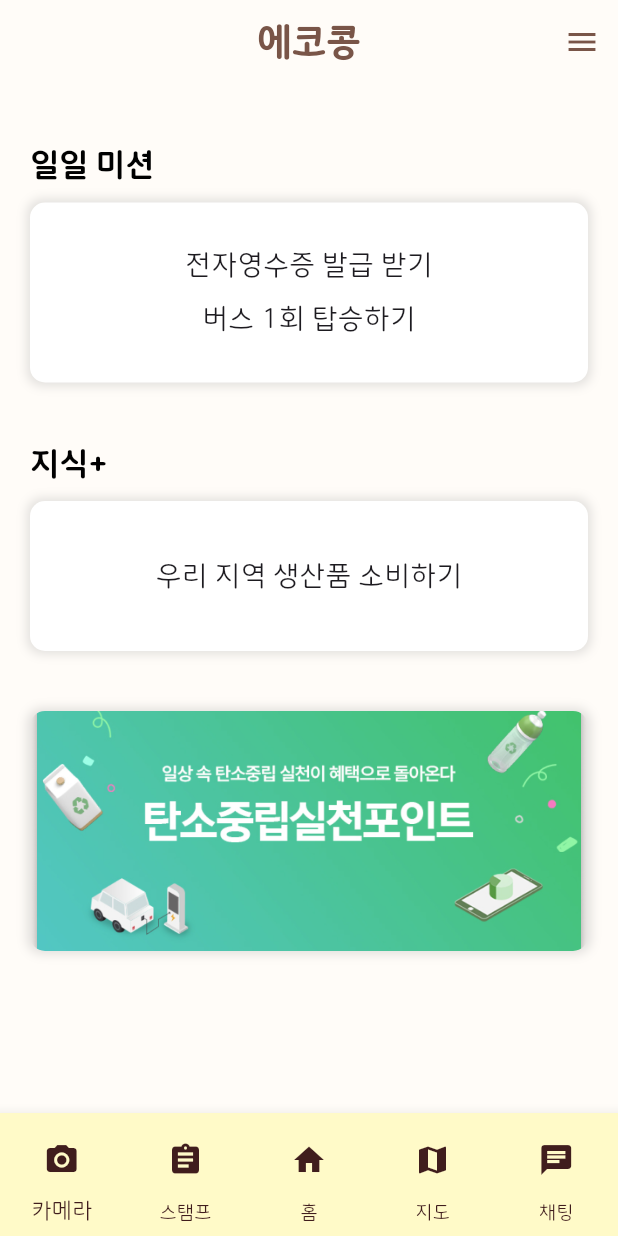
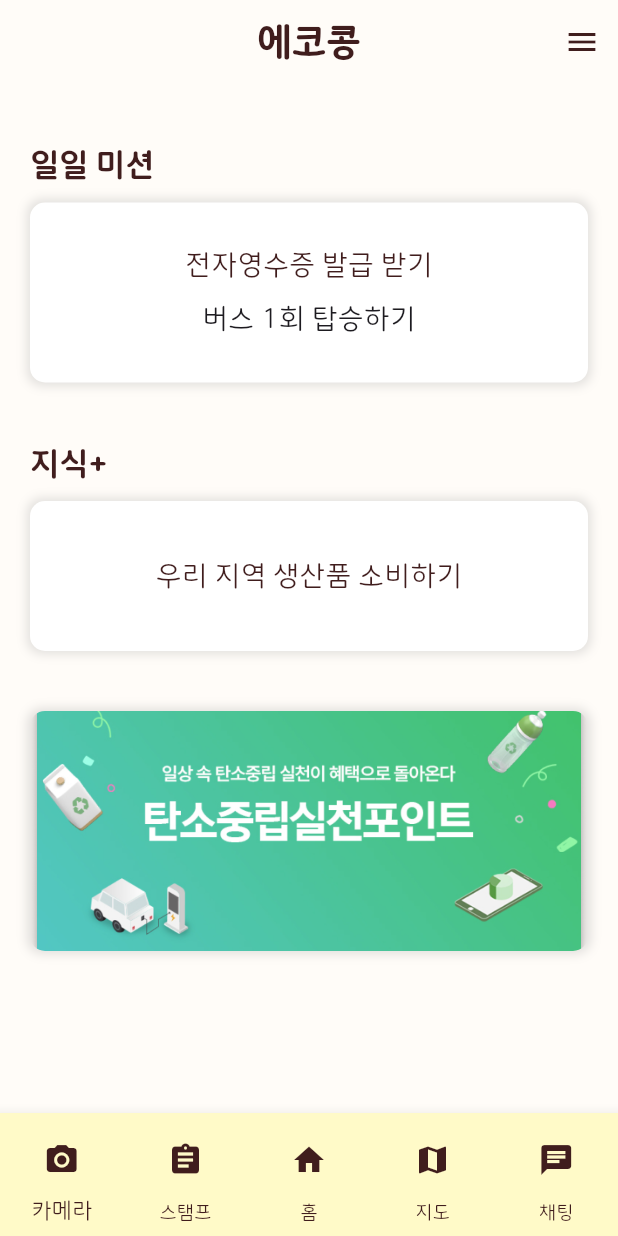
Before and after one commit to eco-Bean/ecoBean_frontend, a Flutter app: the screen it shows after launch, item 2 of the bottom bar chosen, after a tap on the "arrow back" icon, on a phone screen of 412 x 824 dp. Run offline on Flutter 3.47's test engine with Material 3 defaults, Android fonts, the phone set to English and light mode, and no system bars; our stand-ins replace image_picker; missing offline and left inert: flutter_naver_map.

Commit message:
text color change

```diff
--- a/lib/screens/chatbot_screen.dart
+++ b/lib/screens/chatbot_screen.dart
@@ -175,7 +175,7 @@ class _ChatbotScreenState extends State<ChatbotScreen> {
           backgroundColor: Colors.transparent,
           elevation: 0,
           leading: IconButton(
-            icon: Icon(Icons.arrow_back, color: Colors.brown),
+            icon: Icon(Icons.arrow_back, color: Color(0xFF401D1D)),
             onPressed: () {
               Navigator.of(context).pop();
             },
@@ -183,7 +183,7 @@ class _ChatbotScreenState extends State<ChatbotScreen> {
           title: Text(
             '에코',
             style: TextStyle(
-              color: Colors.brown,
+              color: Color(0xFF401D1D),
               fontWeight: FontWeight.bold,
             ),
           ),
--- a/lib/screens/main_screen.dart
+++ b/lib/screens/main_screen.dart
@@ -36,13 +36,13 @@ class _MainScreenState extends State<MainScreen> {
             content: Row(
               children: [
                 CircularProgressIndicator(
-                    valueColor: AlwaysStoppedAnimation<Color>(Colors.brown),
+                  valueColor: AlwaysStoppedAnimation<Color>(Color(0xFF401D1D)),
                 ),
                 SizedBox(width: 20),
                 Expanded(
                   child: Text(
                     '에코가 열심히 분석해드릴게요.\n잠시만 기다려 주세요!',
-                      style: TextStyle(color: Colors.brown),
+                    style: TextStyle(color: Color(0xFF401D1D)),
                   ),
                 ),
               ],
@@ -97,7 +97,7 @@ class _MainScreenState extends State<MainScreen> {
         title: Text(
           '에코콩',
           style: TextStyle(
-            color: Colors.brown,
+            color: Color(0xFF401D1D),
             fontWeight: FontWeight.bold,
             fontSize: 24,
           ),
@@ -106,7 +106,7 @@ class _MainScreenState extends State<MainScreen> {
         actions: [
           Builder(
             builder: (context) => IconButton(
-              icon: Icon(Icons.menu, color: Colors.brown),
+              icon: Icon(Icons.menu, color: Color(0xFF401D1D)),
               onPressed: () {
                 Scaffold.of(context).openEndDrawer();
               },
@@ -143,7 +143,6 @@ class _MainScreenState extends State<MainScreen> {
                       ),
                     ),
                   ),
-
                   Positioned(
                     bottom: 0,
                     right: 0,
@@ -173,7 +172,7 @@ class _MainScreenState extends State<MainScreen> {
               Text(
                 '탄소저리가',
                 style: TextStyle(
-                  color: Colors.brown,
+                  color: Color(0xFF401D1D),
                   fontWeight: FontWeight.bold,
                   fontSize: 20,
                 ),
@@ -280,7 +279,7 @@ class _MainScreenState extends State<MainScreen> {
               style: TextStyle(
                 fontSize: 20,
                 fontWeight: FontWeight.bold,
-                color: Colors.black,
+                color: Color(0xFF401D1D),
               ),
             ),
             SizedBox(height: 10),
@@ -308,9 +307,7 @@ class _MainScreenState extends State<MainScreen> {
                   children: [
                     Text(
                       dailyMission1,
-                      style: TextStyle(
-                        fontSize: 18,
-                      ),
+                      style: TextStyle(fontSize: 18, color: Color(0xFF401D1D)),
                       textAlign: TextAlign.center,
                     ),
                     SizedBox(height: 10),
@@ -331,7 +328,7 @@ class _MainScreenState extends State<MainScreen> {
               style: TextStyle(
                 fontSize: 20,
                 fontWeight: FontWeight.bold,
-                color: Colors.black,
+                color: Color(0xFF401D1D),
               ),
             ),
             SizedBox(height: 10),
@@ -355,9 +352,7 @@ class _MainScreenState extends State<MainScreen> {
               child: Center(
                 child: Text(
                   knowledgeText,
-                  style: TextStyle(
-                    fontSize: 18,
-                  ),
+                  style: TextStyle(fontSize: 18, color: Color(0xFF401D1D)),
                   textAlign: TextAlign.center,
                 ),
               ),
--- a/lib/screens/map_screen.dart
+++ b/lib/screens/map_screen.dart
@@ -156,7 +156,7 @@ class _MapScreenState extends State<MapScreen> {
           child: Text(
             text,
             style: TextStyle(
-              color: Colors.brown,
+              color: Color(0xFF401D1D),
               fontSize: 18,
               fontWeight: FontWeight.bold,
             ),
--- a/lib/screens/stamp_screen.dart
+++ b/lib/screens/stamp_screen.dart
@@ -84,9 +84,9 @@ class _StampScreenState extends State<StampScreen> {
       appBar: AppBar(
         backgroundColor: Color(0xFFFFFCF8),
         elevation: 0,
-        title: Text('마이페이지', style: TextStyle(color: Colors.black)),
+        title: Text('마이페이지', style: TextStyle(color: Color(0xFF401D1D))),
         leading: IconButton(
-          icon: Icon(Icons.arrow_back, color: Colors.black),
+          icon: Icon(Icons.arrow_back, color: Color(0xFF401D1D)),
           onPressed: () {
             Navigator.of(context).pop();
           },
@@ -105,7 +105,7 @@ class _StampScreenState extends State<StampScreen> {
                   style: TextStyle(
                     fontSize: 28,
                     fontWeight: FontWeight.bold,
-                    color: Colors.brown,
+                    color: Color(0xFF401D1D),
                   ),
                   textAlign: TextAlign.center,
                 ),
@@ -113,7 +113,7 @@ class _StampScreenState extends State<StampScreen> {
                   '탄소중립 나무를 채워보세요',
                   style: TextStyle(
                     fontSize: 20,
-                    color: Colors.black,
+                    color: Color(0xFF401D1D),
                   ),
                   textAlign: TextAlign.center,
                 ),
@@ -179,11 +179,12 @@ class _StampScreenState extends State<StampScreen> {
             backgroundImage: _stamps[index].imageUrl != null
                 ? NetworkImage(_stamps[index].imageUrl!)
                 : _stamps[index].image != null
-                ? FileImage(File(_stamps[index].image!.path))
-                : null,
-            child: _stamps[index].image == null && _stamps[index].imageUrl == null
-                ? Icon(Icons.camera_alt, size: 40, color: Colors.black)
-                : null,
+                    ? FileImage(File(_stamps[index].image!.path))
+                    : null,
+            child:
+                _stamps[index].image == null && _stamps[index].imageUrl == null
+                    ? Icon(Icons.camera_alt, size: 40, color: Color(0xFF401D1D))
+                    : null,
           ),
           SizedBox(height: 5),
           Text(_stamps[index].title, style: TextStyle(fontSize: 14)),
```
Also changed, not shown: lib/screens/mypage_screen.dart (+8 -9 lines), lib/screens/recycling_screen.dart (+16 -17 lines), lib/screens/store_screen.dart (+25 -13 lines), pubspec.lock. Lines whose indentation alone changed are shown as unchanged.
